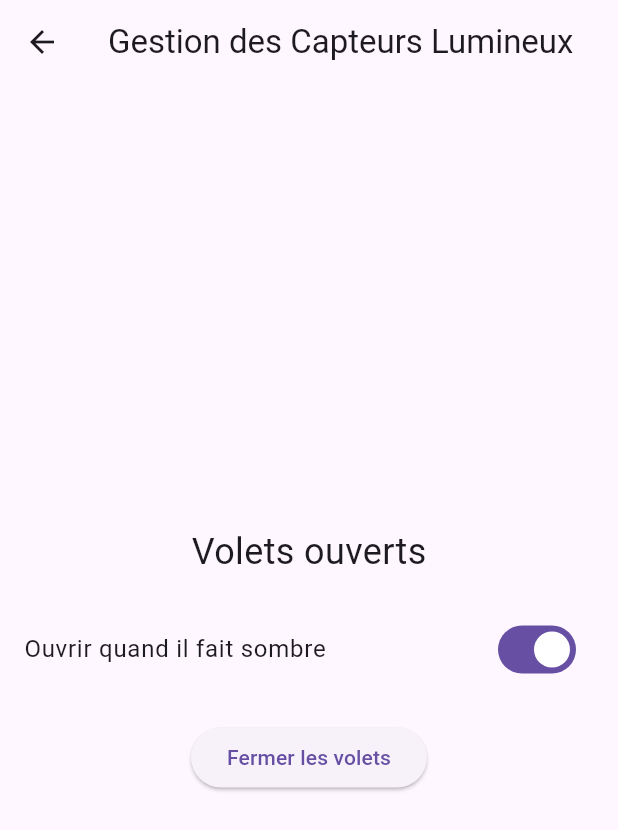
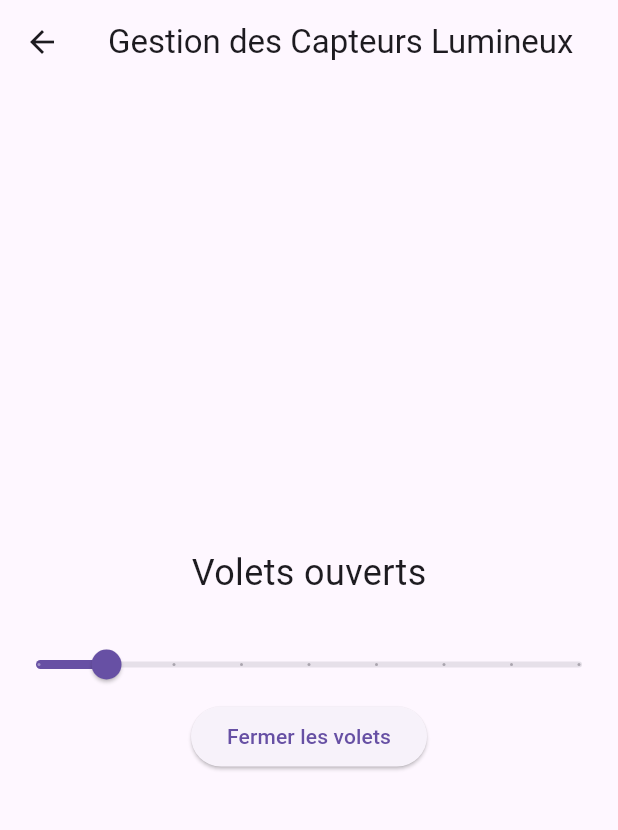
Before and after one commit to GaetanCrabeels/SmartShade, a Flutter app: the VoletControlPage screen opened directly, on a phone screen of 412 x 824 dp. Shown: the top 830 px of the screen. Run offline on Flutter 3.47's test engine with Material 3 defaults, Android fonts, the phone set to English and light mode, and no system bars; missing offline and left inert: light; statements that could not run were skipped.

Commit message:
Update volet_control.dart

```diff
--- a/lib/screens/volet_control.dart
+++ b/lib/screens/volet_control.dart
@@ -15,12 +15,12 @@ class _VoletControlPageState extends State<VoletControlPage> {
   Light? _light;
   StreamSubscription<int>? _subscription;
 
+  // Declare seuilLuminosite here
+  double seuilLuminosite = 5000.0;
+
   void onData(int luxValue) {
     // Utiliser luxValue pour obtenir la luminosité en lux
     double luminosite = luxValue.toDouble();
-
-    // Définir une valeur de seuil pour déterminer s'il fait sombre ou clair
-    double seuilLuminosite = 50.0;
 
     // Vérifier si la luminosité est inférieure au seuil pour déterminer s'il fait sombre
     bool faitSombre = luminosite < seuilLuminosite;
@@ -68,16 +68,19 @@ class _VoletControlPageState extends State<VoletControlPage> {
             style: TextStyle(fontSize: 24),
           ),
           const SizedBox(height: 20),
-          SwitchListTile(
-            title: Text('Ouvrir quand il fait sombre'),
-            value: ouvrirQuandSombre,
+          Slider(
+            value: seuilLuminosite,
+            min: 0,
+            max: 40000,
+            divisions: 8, // Number of divisions, considering 5000 lux increments
             onChanged: (value) {
               setState(() {
-                ouvrirQuandSombre = value;
+                seuilLuminosite = value;
               });
             },
+            label: seuilLuminosite.round().toString() + ' lux',
           ),
-          const SizedBox(height: 20),
+
           ElevatedButton(
             onPressed: () {
               // Exécuter l'action appropriée en fonction du choix de l'utilisateur
@@ -86,10 +89,10 @@ class _VoletControlPageState extends State<VoletControlPage> {
                 // OU
                 // Action à effectuer lorsque les volets sont ouverts et on choisit de fermer quand il fait clair
                 print("Exécuter l'action appropriée ici...");
-                } else {
+              } else {
                 print('Action opposée à effectuer ici...');
-                }
-                },
+              }
+            },
             child: Text(voletsFermes ? 'Ouvrir les volets' : 'Fermer les volets'),
           ),
         ],
```
